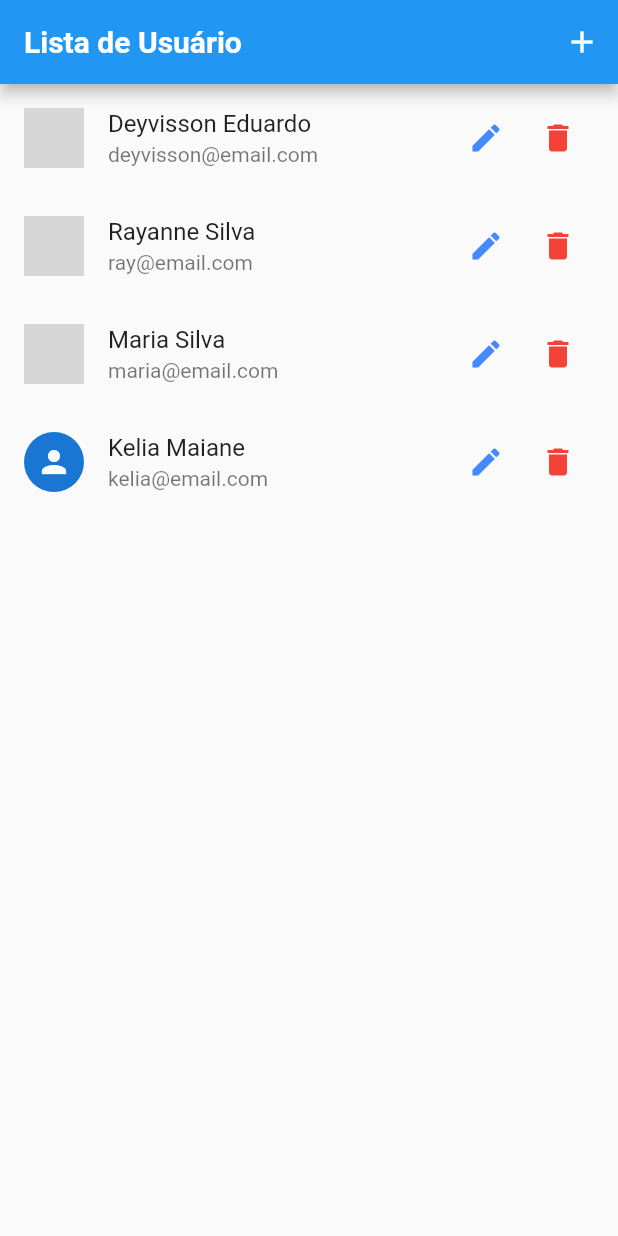
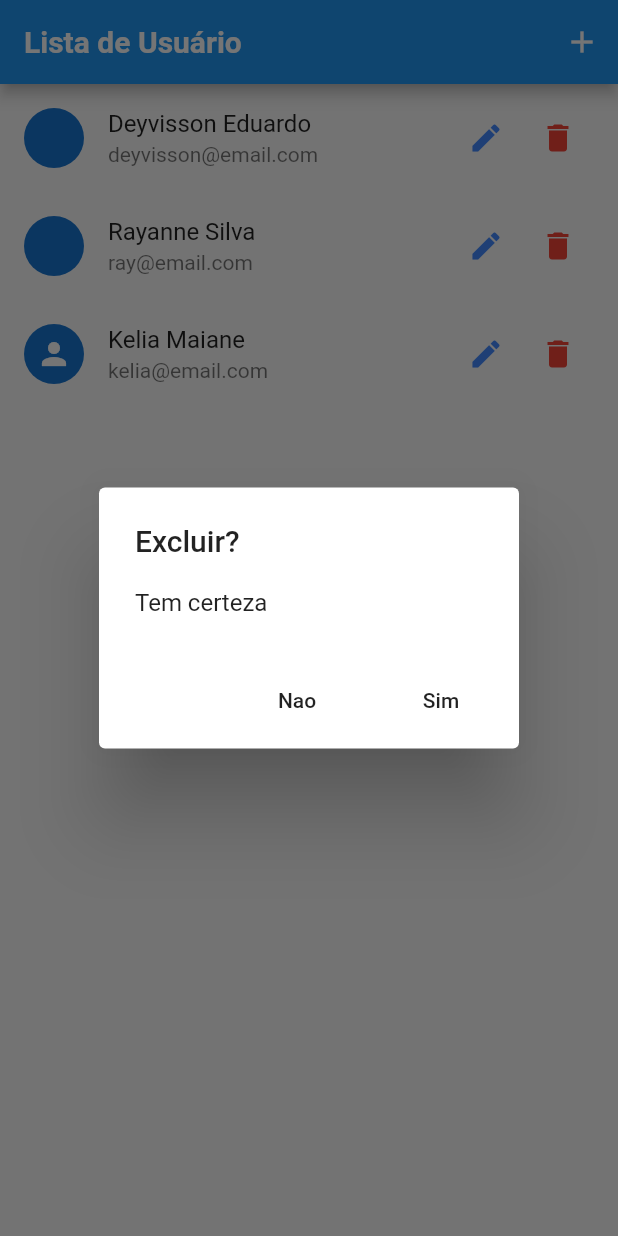
Before and after one commit to deyvissoneduardo/Cadastro_Usuario, a Flutter app: the screen it shows after launch, after a tap on the "delete" icon, on a phone screen of 412 x 824 dp. Run offline on Flutter 3.47's test engine with Material 2 defaults, Android fonts, the phone set to English and light mode, and no system bars; network calls fail; grey boxes are pictures that could not be loaded.

Commit message:
remove user

```diff
--- a/cadastro_usuario/lib/data/dummy_users.dart
+++ b/cadastro_usuario/lib/data/dummy_users.dart
@@ -13,12 +13,6 @@ const DUMMY_USERS = {
       email: 'ray@email.com',
       avatarUrl:
           'https://cdn.pixabay.com/photo/2020/04/15/17/32/medical-5047582_960_720.png'),
-  '3': const User(
-      id: '2',
-      name: 'Maria Silva',
-      email: 'maria@email.com',
-      avatarUrl:
-          'https://cdn.pixabay.com/photo/2014/04/03/10/32/user-310807_960_720.png'),
   '4': const User(
       id: '4',
       name: 'Kelia Maiane',
--- a/cadastro_usuario/lib/widgets/user_tile.dart
+++ b/cadastro_usuario/lib/widgets/user_tile.dart
@@ -1,6 +1,8 @@
 import 'package:cadastrousuario/model/user.dart';
+import 'package:cadastrousuario/provider/users.dart';
 import 'package:cadastrousuario/routes/app_routes.dart';
 import 'package:flutter/material.dart';
+import 'package:provider/provider.dart';
 
 class UserTile extends StatelessWidget {
   final User user;
@@ -29,14 +31,35 @@ class UserTile extends StatelessWidget {
               color: Colors.blueAccent,
               onPressed: () {
                 Navigator.of(context).pushNamed(
-                    AppRoutes.USER_FORME,
+                  AppRoutes.USER_FORME,
                   arguments: user,
                 );
               }),
           IconButton(
               icon: Icon(Icons.delete),
               color: Colors.red,
-              onPressed: () {}),
+              onPressed: () {
+                showDialog(
+                    context: context,
+                    builder: (context) => AlertDialog(
+                          title: Text("Excluir?"),
+                          content: Text("Tem certeza"),
+                          actions: <Widget>[
+                            FlatButton(
+                              onPressed: () => Navigator.of(context).pop(false),
+                              child: Text("Nao"),
+                            ),
+                            FlatButton(
+                              onPressed: () => Navigator.of(context).pop(true),
+                              child: Text("Sim"),
+                            ),
+                          ],
+                        )).then((confirmed) {
+                  if (confirmed) {
+                    Provider.of<Users>(context, listen: false).remove(user);
+                  }
+                });
+              }),
         ],
       ), // icons the actions
     );
```
